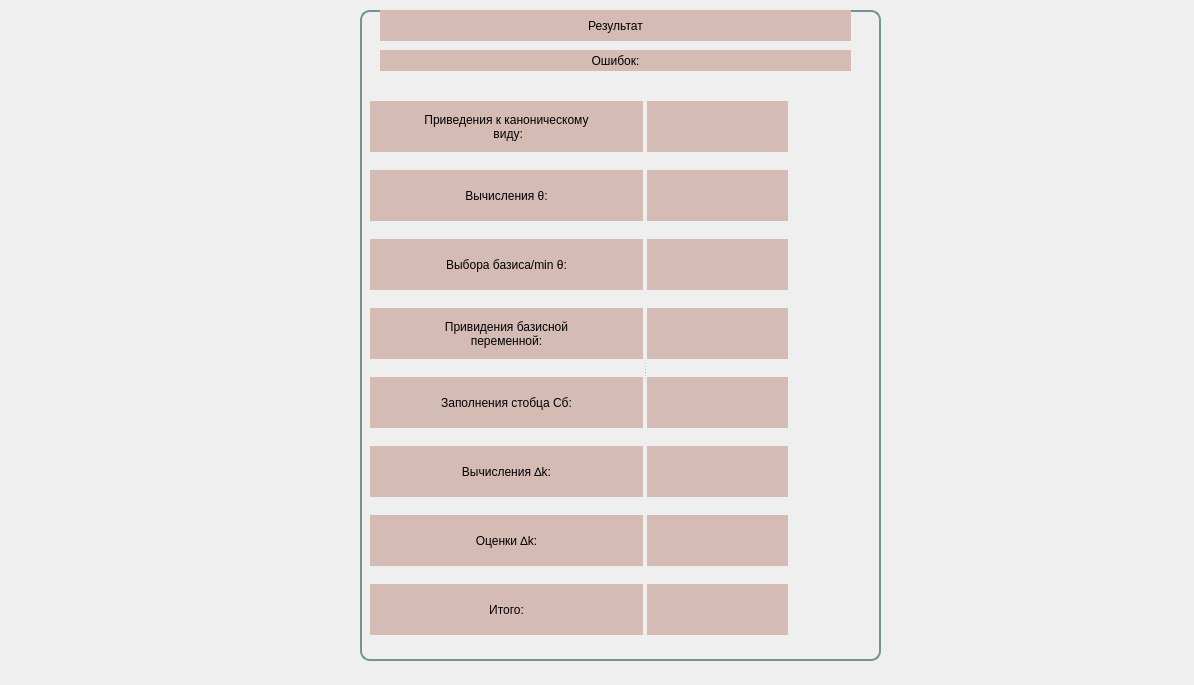
The window that rating.ui (Haveryx/SimplexMethod) describes before a commit, drawn with Qt 5.
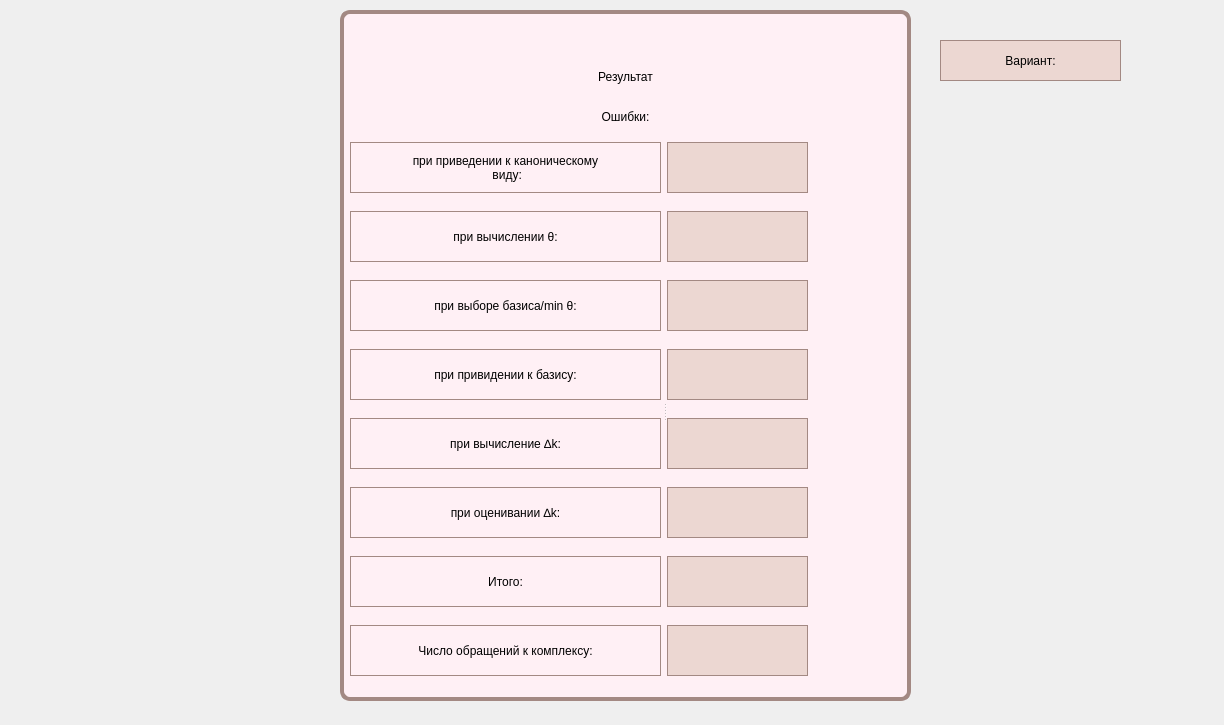
The same window after the commit.

The edit to the form file:
```diff
--- a/rating.ui
+++ b/rating.ui
@@ -6,33 +6,38 @@
    <rect>
     <x>0</x>
     <y>0</y>
-    <width>1194</width>
-    <height>685</height>
+    <width>1224</width>
+    <height>725</height>
    </rect>
   </property>
   <property name="windowTitle">
    <string>Form</string>
   </property>
   <property name="styleSheet">
-   <string notr="true">QLabel{
-font: 75 14pt &quot;Times New Roman&quot;;
-}
-QGroupBox{
+   <string notr="true">QGroupBox{
 border-radius:10px;
-border: 2px solid rgb(110,151,145);
+border: 4px solid rgb(163, 137, 131);
+background-color: rgb(255, 240,245);
 }
 QLabel{
+font: 75 16pt &quot;Times New Roman&quot;;
+border: 1px solid rgb(163, 137, 131);
+}
+QLabel#label_3,QLabel#label_5,QLabel#label_7,QLabel#label_9,QLabel#label_11,QLabel#label_13,QLabel#label_15,QLabel#label_16,QLabel#label_20{
+background-color: rgb(236, 215, 210);
+}
+QLabel#label,QLabel#label_18,QLabel#label_19{
+border: 0px solid rgb(163, 137, 131);
 font: 75 18pt &quot;Times New Roman&quot;;
-background-color: rgb(212, 188, 181);
 }</string>
   </property>
   <widget class="QGroupBox" name="groupBox">
    <property name="geometry">
     <rect>
-     <x>360</x>
+     <x>340</x>
      <y>10</y>
-     <width>521</width>
-     <height>651</height>
+     <width>571</width>
+     <height>691</height>
     </rect>
    </property>
    <property name="styleSheet">
@@ -44,9 +49,9 @@
    <widget class="QLabel" name="label">
     <property name="geometry">
      <rect>
-      <x>20</x>
-      <y>0</y>
-      <width>471</width>
+      <x>10</x>
+      <y>51</y>
+      <width>551</width>
       <height>31</height>
      </rect>
     </property>
@@ -60,14 +65,14 @@
    <widget class="QLabel" name="label_18">
     <property name="geometry">
      <rect>
-      <x>20</x>
-      <y>40</y>
-      <width>471</width>
-      <height>21</height>
+      <x>10</x>
+      <y>91</y>
+      <width>551</width>
+      <height>31</height>
      </rect>
     </property>
     <property name="text">
-     <string>Ошибок:</string>
+     <string>Ошибки:</string>
     </property>
     <property name="alignment">
      <set>Qt::AlignCenter</set>
@@ -77,15 +82,15 @@
     <property name="geometry">
      <rect>
       <x>10</x>
-      <y>79</y>
-      <width>511</width>
+      <y>120</y>
+      <width>551</width>
       <height>561</height>
      </rect>
     </property>
     <property name="orientation">
      <enum>Qt::Horizontal</enum>
     </property>
-    <widget class="QWidget" name="">
+    <widget class="QWidget" name="layoutWidget">
      <layout class="QVBoxLayout" name="verticalLayout">
       <item>
        <widget class="QLabel" name="label_4">
@@ -96,7 +101,7 @@
          </size>
         </property>
         <property name="text">
-         <string>Приведения к каноническому
+         <string>при приведении к каноническому
  виду:</string>
         </property>
         <property name="alignment">
@@ -113,7 +118,7 @@
          </size>
         </property>
         <property name="text">
-         <string>Вычисления θ:</string>
+         <string>при вычислении θ:</string>
         </property>
         <property name="alignment">
          <set>Qt::AlignCenter</set>
@@ -129,7 +134,7 @@
          </size>
         </property>
         <property name="text">
-         <string>Выбора базиса/min θ:</string>
+         <string>при выборе базиса/min θ:</string>
         </property>
         <property name="alignment">
          <set>Qt::AlignCenter</set>
@@ -145,24 +150,7 @@
          </size>
         </property>
         <property name="text">
-         <string>Привидения базисной
-переменной:</string>
-        </property>
-        <property name="alignment">
-         <set>Qt::AlignCenter</set>
-        </property>
-       </widget>
-      </item>
-      <item>
-       <widget class="QLabel" name="label_10">
-        <property name="maximumSize">
-         <size>
-          <width>311</width>
-          <height>51</height>
-         </size>
-        </property>
-        <property name="text">
-         <string>Заполнения стобца Cб:</string>
+         <string>при привидении к базису:</string>
         </property>
         <property name="alignment">
          <set>Qt::AlignCenter</set>
@@ -178,7 +166,7 @@
          </size>
         </property>
         <property name="text">
-         <string>Вычисления ∆k:</string>
+         <string>при вычисление ∆k:</string>
         </property>
         <property name="alignment">
          <set>Qt::AlignCenter</set>
@@ -194,7 +182,7 @@
          </size>
         </property>
         <property name="text">
-         <string>Оценки ∆k:</string>
+         <string>при оценивании ∆k:</string>
         </property>
         <property name="alignment">
          <set>Qt::AlignCenter</set>
@@ -217,9 +205,25 @@
         </property>
        </widget>
       </item>
+      <item>
+       <widget class="QLabel" name="label_10">
+        <property name="maximumSize">
+         <size>
+          <width>311</width>
+          <height>51</height>
+         </size>
+        </property>
+        <property name="text">
+         <string>Число обращений к комплексу:</string>
+        </property>
+        <property name="alignment">
+         <set>Qt::AlignCenter</set>
+        </property>
+       </widget>
+      </item>
      </layout>
     </widget>
-    <widget class="QWidget" name="">
+    <widget class="QWidget" name="layoutWidget">
      <layout class="QVBoxLayout" name="verticalLayout_2">
       <item>
        <widget class="QLabel" name="label_5">
@@ -309,28 +313,6 @@
         </property>
        </widget>
       </item>
-      <item>
-       <widget class="QLabel" name="label_11">
-        <property name="minimumSize">
-         <size>
-          <width>141</width>
-          <height>51</height>
-         </size>
-        </property>
-        <property name="maximumSize">
-         <size>
-          <width>141</width>
-          <height>51</height>
-         </size>
-        </property>
-        <property name="text">
-         <string/>
-        </property>
-        <property name="alignment">
-         <set>Qt::AlignCenter</set>
-        </property>
-       </widget>
-      </item>
       <item>
        <widget class="QLabel" name="label_13">
         <property name="minimumSize">
@@ -397,9 +379,63 @@
         </property>
        </widget>
       </item>
+      <item>
+       <widget class="QLabel" name="label_11">
+        <property name="minimumSize">
+         <size>
+          <width>141</width>
+          <height>51</height>
+         </size>
+        </property>
+        <property name="maximumSize">
+         <size>
+          <width>141</width>
+          <height>51</height>
+         </size>
+        </property>
+        <property name="text">
+         <string/>
+        </property>
+        <property name="alignment">
+         <set>Qt::AlignCenter</set>
+        </property>
+       </widget>
+      </item>
      </layout>
     </widget>
    </widget>
+   <widget class="QLabel" name="label_19">
+    <property name="geometry">
+     <rect>
+      <x>10</x>
+      <y>10</y>
+      <width>551</width>
+      <height>31</height>
+     </rect>
+    </property>
+    <property name="text">
+     <string/>
+    </property>
+    <property name="alignment">
+     <set>Qt::AlignCenter</set>
+    </property>
+   </widget>
+  </widget>
+  <widget class="QLabel" name="label_20">
+   <property name="geometry">
+    <rect>
+     <x>940</x>
+     <y>40</y>
+     <width>181</width>
+     <height>41</height>
+    </rect>
+   </property>
+   <property name="text">
+    <string>Вариант:</string>
+   </property>
+   <property name="alignment">
+    <set>Qt::AlignCenter</set>
+   </property>
   </widget>
  </widget>
  <resources/>
```
